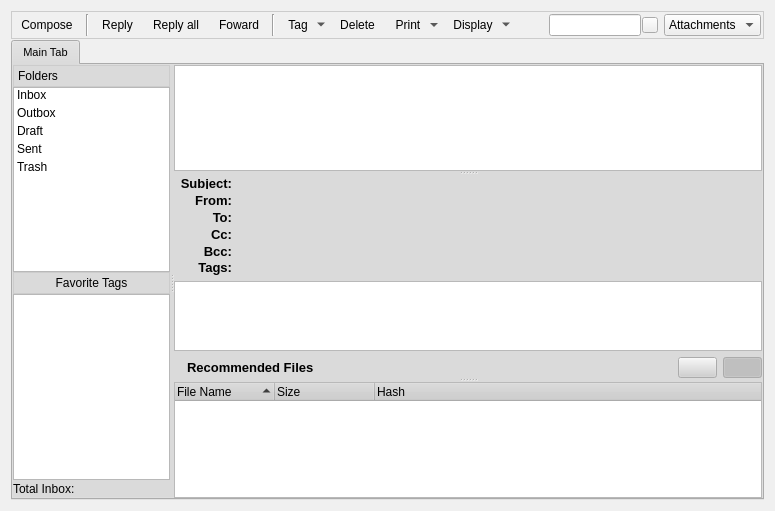
Old version of the form retroshare-gui/src/gui/MessagesDialog.ui in the repository RetroShare/RetroShare.
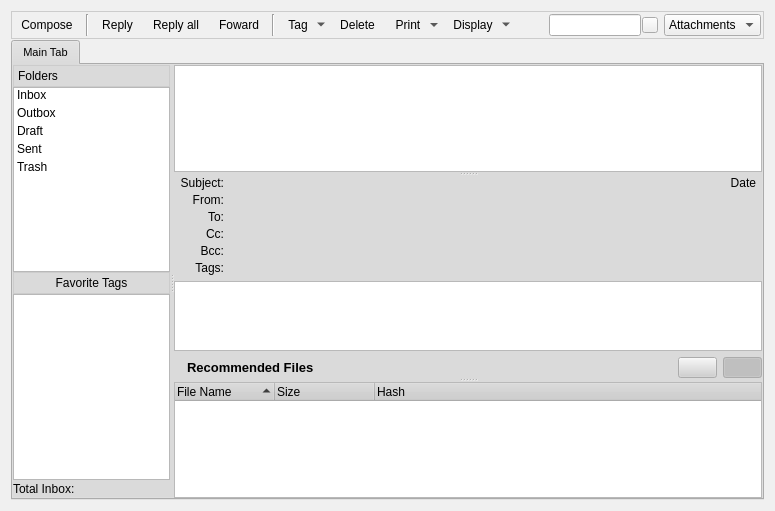
New version of the form. Icons and pictures are not drawn.

Commit message: Added word wrap to the title of the thread and the subject of the message to avoid the stretch of the splitter. Changed style sheet of the tags in MessageDialog to gradient color.

Patch:
```diff
--- a/retroshare-gui/src/gui/MessagesDialog.ui
+++ b/retroshare-gui/src/gui/MessagesDialog.ui
@@ -1431,9 +1431,6 @@
              </item>
              <item row="0" column="0">
               <layout class="QHBoxLayout">
-               <property name="spacing">
-                <number>6</number>
-               </property>
                <property name="leftMargin">
                 <number>6</number>
                </property>
@@ -1462,23 +1459,11 @@
                      <verstretch>0</verstretch>
                     </sizepolicy>
                    </property>
-                   <property name="minimumSize">
-                    <size>
-                     <width>0</width>
-                     <height>12</height>
-                    </size>
-                   </property>
-                   <property name="maximumSize">
-                    <size>
-                     <width>16777215</width>
-                     <height>10</height>
-                    </size>
-                   </property>
                    <property name="font">
                     <font>
-                     <pointsize>10</pointsize>
-                     <weight>75</weight>
-                     <bold>true</bold>
+                     <pointsize>9</pointsize>
+                     <weight>50</weight>
+                     <bold>false</bold>
                     </font>
                    </property>
                    <property name="text">
@@ -1489,39 +1474,6 @@
                    </property>
                   </widget>
                  </item>
-                 <item row="0" column="2">
-                  <widget class="QLabel" name="subjectText">
-                   <property name="sizePolicy">
-                    <sizepolicy hsizetype="Preferred" vsizetype="Preferred">
-                     <horstretch>0</horstretch>
-                     <verstretch>0</verstretch>
-                    </sizepolicy>
-                   </property>
-                   <property name="minimumSize">
-                    <size>
-                     <width>0</width>
-                     <height>0</height>
-                    </size>
-                   </property>
-                   <property name="maximumSize">
-                    <size>
-                     <width>16777215</width>
-                     <height>16777215</height>
-                    </size>
-                   </property>
-                   <property name="font">
-                    <font>
-                     <pointsize>9</pointsize>
-                    </font>
-                   </property>
-                   <property name="text">
-                    <string/>
-                   </property>
-                   <property name="textInteractionFlags">
-                    <set>Qt::LinksAccessibleByMouse|Qt::TextSelectableByMouse</set>
-                   </property>
-                  </widget>
-                 </item>
                  <item row="1" column="0">
                   <widget class="QLabel" name="fromlabel">
                    <property name="sizePolicy">
@@ -1530,23 +1482,11 @@
                      <verstretch>0</verstretch>
                     </sizepolicy>
                    </property>
-                   <property name="minimumSize">
-                    <size>
-                     <width>0</width>
-                     <height>12</height>
-                    </size>
-                   </property>
-                   <property name="maximumSize">
-                    <size>
-                     <width>16777215</width>
-                     <height>10</height>
-                    </size>
-                   </property>
                    <property name="font">
                     <font>
-                     <pointsize>10</pointsize>
-                     <weight>75</weight>
-                     <bold>true</bold>
+                     <pointsize>9</pointsize>
+                     <weight>50</weight>
+                     <bold>false</bold>
                     </font>
                    </property>
                    <property name="text">
@@ -1598,23 +1538,11 @@
                      <verstretch>0</verstretch>
                     </sizepolicy>
                    </property>
-                   <property name="minimumSize">
-                    <size>
-                     <width>0</width>
-                     <height>12</height>
-                    </size>
-                   </property>
-                   <property name="maximumSize">
-                    <size>
-                     <width>16777215</width>
-                     <height>10</height>
-                    </size>
-                   </property>
                    <property name="font">
                     <font>
-                     <pointsize>10</pointsize>
-                     <weight>75</weight>
-                     <bold>true</bold>
+                     <pointsize>9</pointsize>
+                     <weight>50</weight>
+                     <bold>false</bold>
                     </font>
                    </property>
                    <property name="text">
@@ -1625,27 +1553,6 @@
                    </property>
                   </widget>
                  </item>
-                 <item row="0" column="3">
-                  <widget class="QLabel" name="dateText">
-                   <property name="font">
-                    <font>
-                     <pointsize>9</pointsize>
-                    </font>
-                   </property>
-                   <property name="layoutDirection">
-                    <enum>Qt::LeftToRight</enum>
-                   </property>
-                   <property name="text">
-                    <string/>
-                   </property>
-                   <property name="alignment">
-                    <set>Qt::AlignRight|Qt::AlignTrailing|Qt::AlignVCenter</set>
-                   </property>
-                   <property name="textInteractionFlags">
-                    <set>Qt::LinksAccessibleByMouse|Qt::TextSelectableByMouse</set>
-                   </property>
-                  </widget>
-                 </item>
                  <item row="2" column="2" colspan="2">
                   <widget class="QLabel" name="toText">
                    <property name="wordWrap">
@@ -1664,23 +1571,11 @@
                      <verstretch>0</verstretch>
                     </sizepolicy>
                    </property>
-                   <property name="minimumSize">
-                    <size>
-                     <width>0</width>
-                     <height>12</height>
-                    </size>
-                   </property>
-                   <property name="maximumSize">
-                    <size>
-                     <width>16777215</width>
-                     <height>10</height>
-                    </size>
-                   </property>
                    <property name="font">
                     <font>
-                     <pointsize>10</pointsize>
-                     <weight>75</weight>
-                     <bold>true</bold>
+                     <pointsize>9</pointsize>
+                     <weight>50</weight>
+                     <bold>false</bold>
                     </font>
                    </property>
                    <property name="text">
@@ -1702,23 +1597,11 @@
                      <verstretch>0</verstretch>
                     </sizepolicy>
                    </property>
-                   <property name="minimumSize">
-                    <size>
-                     <width>0</width>
-                     <height>12</height>
-                    </size>
-                   </property>
-                   <property name="maximumSize">
-                    <size>
-                     <width>16777215</width>
-                     <height>10</height>
-                    </size>
-                   </property>
                    <property name="font">
                     <font>
-                     <pointsize>10</pointsize>
-                     <weight>75</weight>
-                     <bold>true</bold>
+                     <pointsize>9</pointsize>
+                     <weight>50</weight>
+                     <bold>false</bold>
                     </font>
                    </property>
                    <property name="text">
@@ -1759,9 +1642,9 @@
                    </property>
                    <property name="font">
                     <font>
-                     <pointsize>10</pointsize>
-                     <weight>75</weight>
-                     <bold>true</bold>
+                     <pointsize>9</pointsize>
+                     <weight>50</weight>
+                     <bold>false</bold>
                     </font>
                    </property>
                    <property name="text">
@@ -1775,6 +1658,58 @@
                  <item row="5" column="2" colspan="2">
                   <layout class="QHBoxLayout" name="taglayout"/>
                  </item>
+                 <item row="0" column="2" colspan="2">
+                  <layout class="QHBoxLayout" name="horizontalLayout_3">
+                   <item>
+                    <widget class="QLabel" name="subjectText">
+                     <property name="sizePolicy">
+                      <sizepolicy hsizetype="Expanding" vsizetype="Preferred">
+                       <horstretch>0</horstretch>
+                       <verstretch>0</verstretch>
+                      </sizepolicy>
+                     </property>
+                     <property name="font">
+                      <font>
+                       <pointsize>9</pointsize>
+                      </font>
+                     </property>
+                     <property name="wordWrap">
+                      <bool>true</bool>
+                     </property>
+                     <property name="textInteractionFlags">
+                      <set>Qt::LinksAccessibleByMouse|Qt::TextSelectableByMouse</set>
+                     </property>
+                    </widget>
+                   </item>
+                   <item>
+                    <widget class="QLabel" name="dateText">
+                     <property name="sizePolicy">
+                      <sizepolicy hsizetype="Minimum" vsizetype="Preferred">
+                       <horstretch>0</horstretch>
+                       <verstretch>0</verstretch>
+                      </sizepolicy>
+                     </property>
+                     <property name="font">
+                      <font>
+                       <pointsize>9</pointsize>
+                      </font>
+                     </property>
+                     <property name="layoutDirection">
+                      <enum>Qt::LeftToRight</enum>
+                     </property>
+                     <property name="text">
+                      <string notr="true">Date</string>
+                     </property>
+                     <property name="alignment">
+                      <set>Qt::AlignRight|Qt::AlignTrailing|Qt::AlignVCenter</set>
+                     </property>
+                     <property name="textInteractionFlags">
+                      <set>Qt::LinksAccessibleByMouse|Qt::TextSelectableByMouse</set>
+                     </property>
+                    </widget>
+                   </item>
+                  </layout>
+                 </item>
                 </layout>
                </item>
               </layout>
```
The commit also changes 2 other files.
